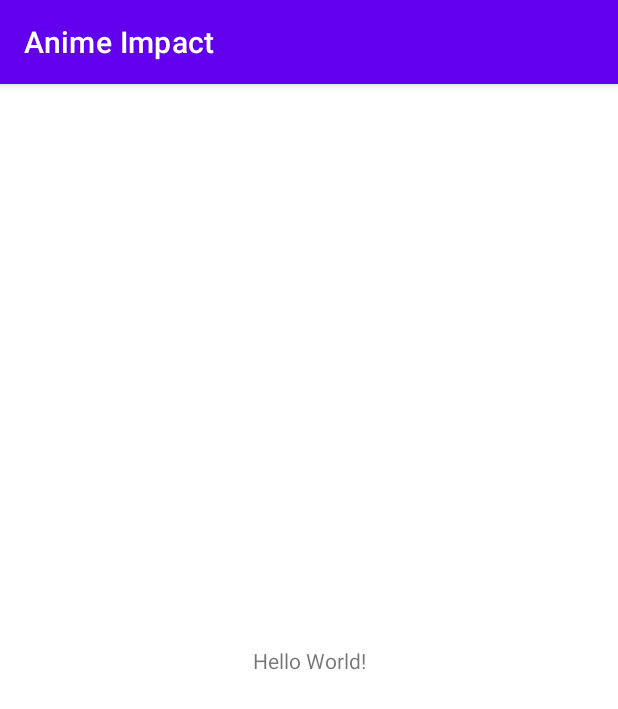
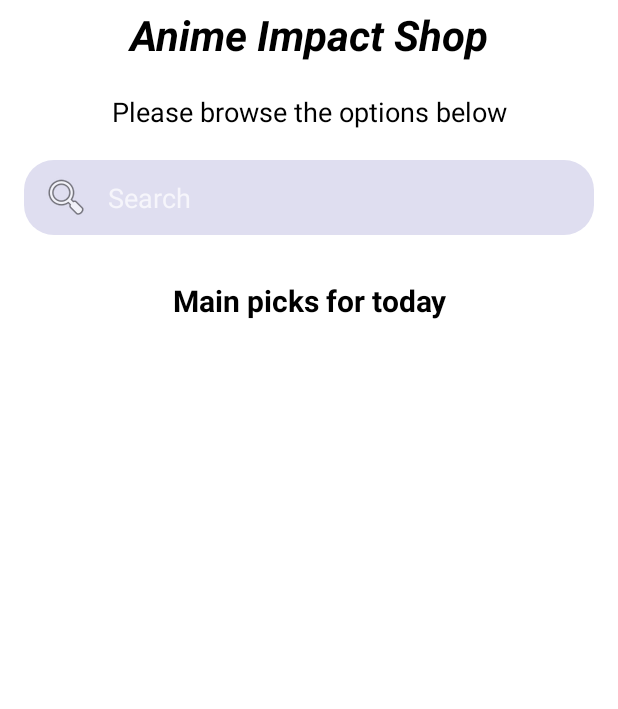
Before and after one commit to gegeda01/AnimeImpactApp, an Android app: the screen it shows after launch (MainActivity), on a phone screen of 412 x 824 dp. Shown: the top 709 px of the screen. Run offline under Robolectric (Android 15) with nearby library versions, the light colour scheme and no system bars.

Commit message:
Implementation of main page
Changed the theme color, set up the titles and implement the search bar.

```diff
--- a/app/build.gradle
+++ b/app/build.gradle
@@ -32,6 +32,7 @@ dependencies {
     implementation 'androidx.appcompat:appcompat:1.4.1'
     implementation 'com.google.android.material:material:1.6.0'
     implementation 'androidx.constraintlayout:constraintlayout:2.1.3'
+    implementation "androidx.cardview:cardview:1.0.0"
     testImplementation 'junit:junit:4.13.2'
     androidTestImplementation 'androidx.test.ext:junit:1.1.3'
     androidTestImplementation 'androidx.test.espresso:espresso-core:3.4.0'
--- /dev/null
+++ b/app/src/main/java/com/example/animeimpact/model/TopPicks.java
@@ -0,0 +1,4 @@
+package com.example.animeimpact.model;
+
+public class TopPicks {
+}
--- /dev/null
+++ b/app/src/main/res/drawable/grey_boarder.xml
@@ -0,0 +1,9 @@
+<?xml version="1.0" encoding="utf-8"?>
+<selector xmlns:android="http://schemas.android.com/apk/res/android">
+<item>
+    <shape android:shape="rectangle">
+        <corners android:radius="20dp"></corners>
+        <solid android:color="#DFDEF0"/>
+    </shape>
+</item>
+</selector>
--- a/app/src/main/res/layout/activity_main.xml
+++ b/app/src/main/res/layout/activity_main.xml
@@ -4,15 +4,78 @@
     xmlns:tools="http://schemas.android.com/tools"
     android:layout_width="match_parent"
     android:layout_height="match_parent"
+    android:background="@color/white"
     tools:context=".MainActivity">
 
     <TextView
-        android:layout_width="wrap_content"
+        android:id="@+id/welcomeText"
+        android:layout_width="match_parent"
         android:layout_height="wrap_content"
-        android:text="Hello World!"
-        app:layout_constraintBottom_toBottomOf="parent"
-        app:layout_constraintEnd_toEndOf="parent"
+        android:layout_marginTop="4dp"
+        android:gravity="center"
+        android:text="Anime Impact Shop"
+        android:textColor="@color/black"
+        android:textSize="28sp"
+        android:textStyle="italic|bold"
         app:layout_constraintStart_toStartOf="parent"
         app:layout_constraintTop_toTopOf="parent" />
 
+    <TextView
+        android:id="@+id/instructions"
+        android:layout_width="match_parent"
+        android:layout_height="wrap_content"
+        android:layout_marginTop="20dp"
+        android:text="Please browse the options below"
+        android:textColor="@color/black"
+        android:textSize="18sp"
+        android:gravity="center"
+        app:layout_constraintStart_toStartOf="parent"
+        app:layout_constraintTop_toBottomOf="@+id/welcomeText" />
+
+    <EditText
+        android:id="@+id/search"
+        android:layout_width="0dp"
+        android:layout_height="50dp"
+        android:layout_marginStart="16dp"
+        android:layout_marginTop="20dp"
+        android:layout_marginEnd="16dp"
+        android:background="@drawable/grey_boarder"
+        android:drawableLeft="@android:drawable/ic_menu_search"
+        android:drawablePadding="12dp"
+        android:ems="10"
+        android:hint="Search"
+        android:paddingStart="12dp"
+        app:layout_constraintEnd_toEndOf="parent"
+        app:layout_constraintHorizontal_bias="0.0"
+        app:layout_constraintStart_toStartOf="parent"
+        app:layout_constraintTop_toBottomOf="@+id/instructions" />
+
+    <TextView
+        android:layout_width="match_parent"
+        android:layout_height="wrap_content"
+        android:id="@+id/topPicks"
+        android:layout_marginTop="30dp"
+        android:text="Main picks for today"
+        android:textSize="20sp"
+        android:gravity="center"
+        android:textColor="@color/black"
+        android:textStyle="bold"
+        app:layout_constraintStart_toStartOf="parent"
+        app:layout_constraintTop_toBottomOf="@+id/search"
+        />
+
+    <androidx.recyclerview.widget.RecyclerView
+        android:id="@+id/topPicksView"
+        android:layout_width="0dp"
+        android:layout_height="wrap_content"
+        android:layout_marginTop="15dp"
+        app:layout_constraintEnd_toEndOf="parent"
+        app:layout_constraintHorizontal_bias="0.0"
+        app:layout_constraintStart_toStartOf="parent"
+        app:layout_constraintTop_toBottomOf="@+id/topPicks"
+        />
+
+
+
+
 </androidx.constraintlayout.widget.ConstraintLayout>
--- a/app/src/main/res/values-night/themes.xml
+++ b/app/src/main/res/values-night/themes.xml
@@ -4,7 +4,7 @@
         <!-- Primary brand color. -->
         <item name="colorPrimary">@color/purple_200</item>
         <item name="colorPrimaryVariant">@color/purple_700</item>
-        <item name="colorOnPrimary">@color/black</item>
+        <item name="colorOnPrimary">@color/white</item>
         <!-- Secondary brand color. -->
         <item name="colorSecondary">@color/teal_200</item>
         <item name="colorSecondaryVariant">@color/teal_200</item>
--- a/app/src/main/res/values/colors.xml
+++ b/app/src/main/res/values/colors.xml
@@ -7,4 +7,5 @@
     <color name="teal_700">#FF018786</color>
     <color name="black">#FF000000</color>
     <color name="white">#FFFFFFFF</color>
+    <color name="cyan_01">#E0F7FA</color>
 </resources>
--- a/app/src/main/res/values/themes.xml
+++ b/app/src/main/res/values/themes.xml
@@ -1,14 +1,14 @@
 <resources xmlns:tools="http://schemas.android.com/tools">
     <!-- Base application theme. -->
-    <style name="Theme.AnimeImpact" parent="Theme.MaterialComponents.DayNight.DarkActionBar">
+    <style name="Theme.AnimeImpact" parent="Theme.MaterialComponents.NoActionBar">
         <!-- Primary brand color. -->
-        <item name="colorPrimary">@color/purple_500</item>
-        <item name="colorPrimaryVariant">@color/purple_700</item>
+        <item name="colorPrimary">#FFFFFFFF</item>
+        <item name="colorPrimaryVariant">#FFFFFFFF</item>
         <item name="colorOnPrimary">@color/white</item>
         <!-- Secondary brand color. -->
         <item name="colorSecondary">@color/teal_200</item>
         <item name="colorSecondaryVariant">@color/teal_700</item>
-        <item name="colorOnSecondary">@color/black</item>
+        <item name="colorOnSecondary">@color/white</item>
         <!-- Status bar color. -->
         <item name="android:statusBarColor" tools:targetApi="l">?attr/colorPrimaryVariant</item>
         <!-- Customize your theme here. -->
```
